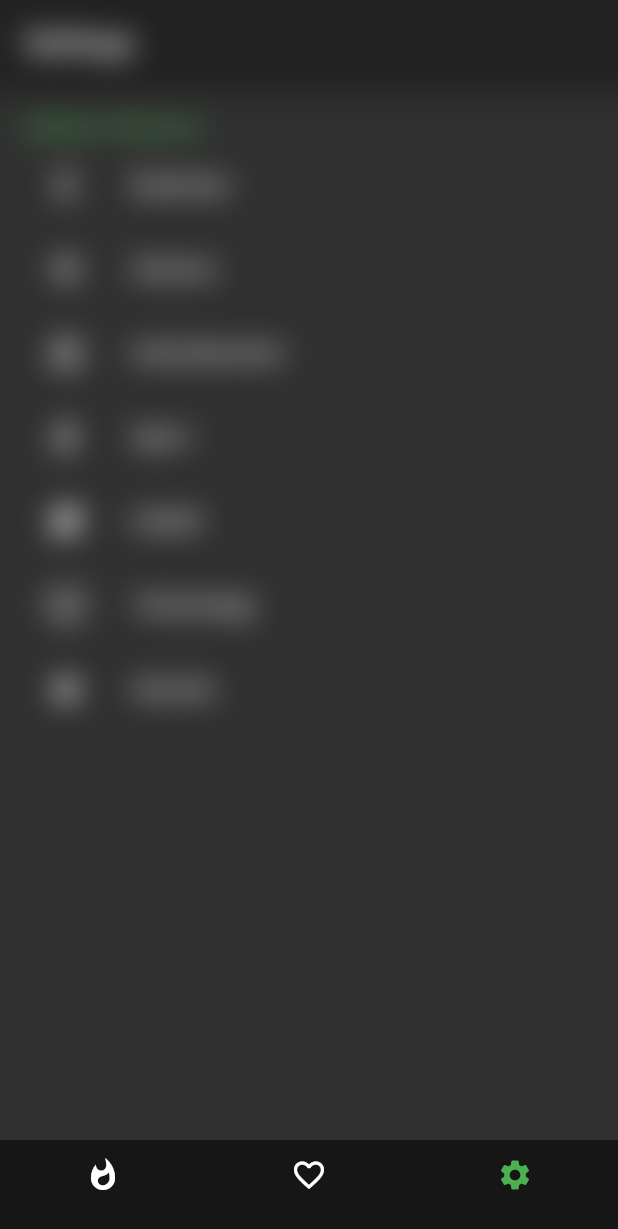
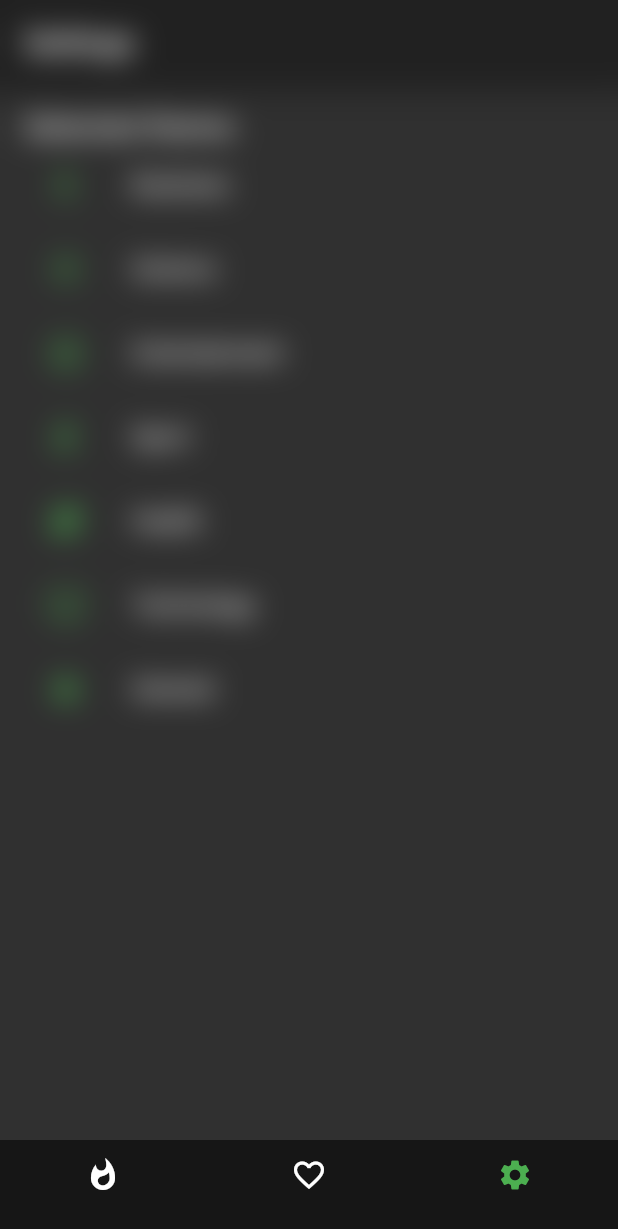
Before and after one commit to Alfie-AD/popular_news, a Flutter app: the screen it shows after launch, item 3 of the bottom bar chosen, on a phone screen of 412 x 824 dp. Shown: the top 1229 px of the screen. Run offline on Flutter 3.47's test engine with Material 2 defaults, Android fonts, the phone set to English and light mode, and no system bars; our stand-ins replace cloud_firestore, rxdart, share, shared_preferences, transparent_image, tuple; accounts and stored records are empty; network calls fail.

Commit message:
ui fixed

```diff
--- a/lib/src/ui/screens/liked_screen.dart
+++ b/lib/src/ui/screens/liked_screen.dart
@@ -23,6 +23,11 @@ class LikedScreen extends StatelessWidget {
                     return SliverToBoxAdapter();
                   }
                 },
+              ),
+              SliverToBoxAdapter(
+                child: Container(
+                  height: 80,
+                ),
               )
             ])
     );
--- a/lib/src/ui/screens/settings_screen.dart
+++ b/lib/src/ui/screens/settings_screen.dart
@@ -3,7 +3,15 @@ import 'package:shared_preferences/shared_preferences.dart';
 import 'package:clean_news_ai/src/resources/repository.dart';
 import 'package:tuple/tuple.dart';
 
-class SettingsScreen extends StatelessWidget {
+class SettingsScreen extends StatefulWidget {
+
+  createState() => SettingsState();
+
+}
+
+class SettingsState extends State<SettingsScreen>{
+
+  var selectedTheme = "";
 
   final settingsItems = [
     Tuple2("Business", Icons.attach_money),
@@ -16,6 +24,7 @@ class SettingsScreen extends StatelessWidget {
   ];
 
   build(context) {
+    _check();
     return Scaffold(
       appBar: AppBar(
         title: Text("Settings"),
@@ -27,10 +36,9 @@ class SettingsScreen extends StatelessWidget {
             Container(
               alignment: Alignment.centerLeft,
               child: Text(
-                "Select theme:",
+                "Selected theme: ${selectedTheme.toUpperCase()}",
                 style: TextStyle(
                   fontSize: 20,
-                  color: Colors.green,
                 ),
               ),
             ),
@@ -41,14 +49,15 @@ class SettingsScreen extends StatelessWidget {
     );
   }
 
-  _settingsWidgets(){
+  _settingsWidgets() {
     return Column(
-      children:
-       settingsItems.map((tuple){
-         return Container(
+        children: settingsItems.map((tuple){
+          return Container(
             child: ListTile(
-              leading: Icon(tuple.item2),
-           title: Text(tuple.item1),
+              leading: Icon(tuple.item2, color: Colors.green),
+              title: Text(
+                tuple.item1,
+              ),
               onTap: () async {
                 final prefs = await SharedPreferences.getInstance();
                 await prefs.setString("theme", tuple.item1.toLowerCase());
@@ -56,8 +65,15 @@ class SettingsScreen extends StatelessWidget {
                 clearMainNews();
               },
             ),
-         );
-       }).toList()
+          );
+        }).toList()
     );
   }
+
+  _check() async {
+    final prefs = await SharedPreferences.getInstance();
+    setState(() {
+      selectedTheme = prefs.getString("theme");
+    });
+  }
 }
--- a/pubspec.yaml
+++ b/pubspec.yaml
@@ -33,6 +33,7 @@ dependencies:
   uuid: ^1.0.3
   shared_preferences: ^0.4.3
   tuple: ^1.0.2
+  transparent_image: ^0.1.0
 
 dev_dependencies:
   flutter_test:
```
Also changed, not shown: flutter_app/lib/main.dart (added, +101 -0 lines), flutter_app/pubspec.yaml (added, +68 -0 lines), lib/src/list_items/list_Item.dart (+27 -3 lines), lib/src/ui/screens/popular_news.dart (+8 -2 lines), 56 other files.
